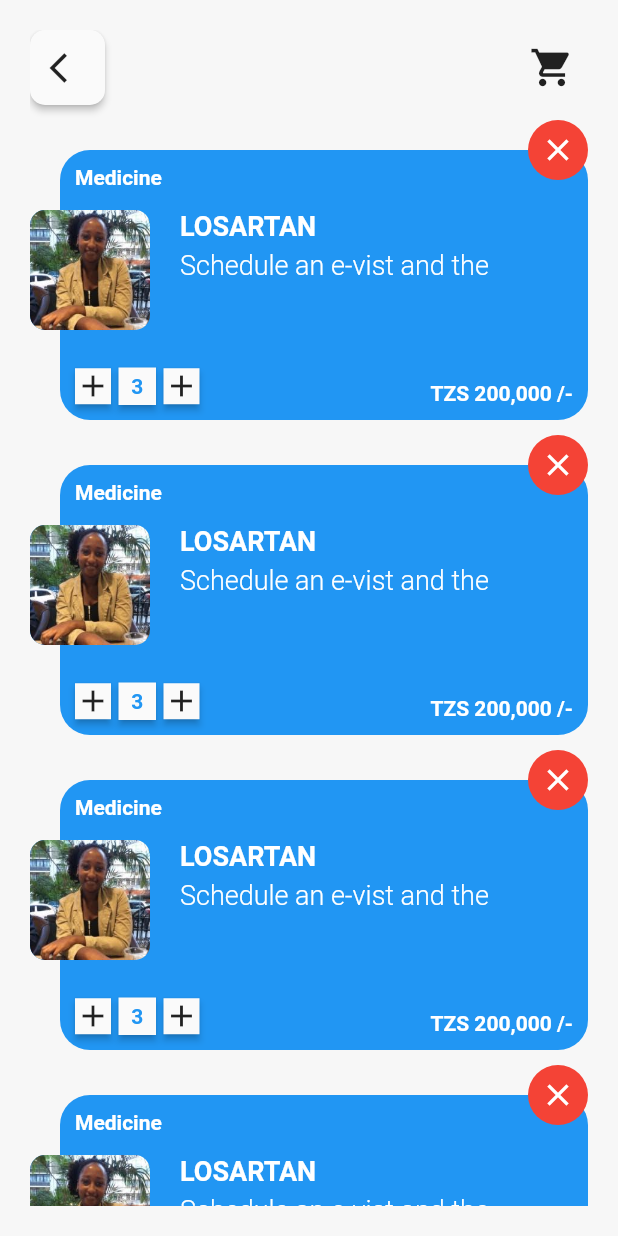
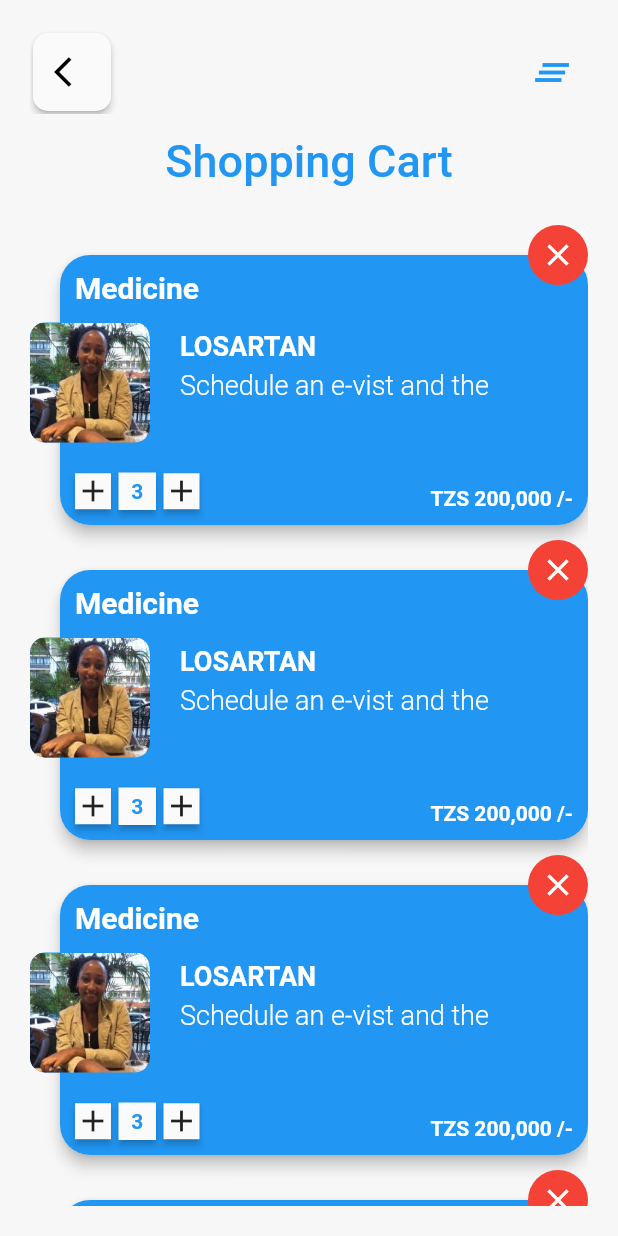
Before and after one commit to qlicue-digital-agency-ltd/cloud_9_client, a Flutter app: the CartPage screen opened directly, on a phone screen of 412 x 824 dp. Run offline on Flutter 3.47's test engine with Material 2 defaults, Android fonts, the phone set to English and light mode, and no system bars.

Commit message:
card card design

```diff
--- a/lib/components/card/cart_card.dart
+++ b/lib/components/card/cart_card.dart
@@ -8,14 +8,19 @@ class CartCard extends StatelessWidget {
         children: <Widget>[
           Container(
             margin: EdgeInsets.only(top: 20, left: 20),
+            child: Material(
+              elevation: 4,
+              borderRadius: BorderRadius.circular(20),
+              child: Container(
                 padding: EdgeInsets.all(20),
                 decoration: BoxDecoration(
-                color: Colors.blue, borderRadius: BorderRadius.circular(20)),
+                    color: Colors.blue,
+                    borderRadius: BorderRadius.circular(20)),
                 height: 180,
                 child: Row(children: <Widget>[
                   Expanded(
                     child: Padding(
-                  padding: const EdgeInsets.only(left: 60, top: 20),
+                      padding: const EdgeInsets.only(left: 60, top: 30),
                       child: Column(
                         crossAxisAlignment: CrossAxisAlignment.start,
                         children: <Widget>[
@@ -42,6 +47,8 @@ class CartCard extends StatelessWidget {
                   ),
                 ]),
               ),
+            ),
+          ),
           Positioned(
             right: 0,
             child: CircleAvatar(
@@ -56,7 +63,7 @@ class CartCard extends StatelessWidget {
             ),
           ),
           Positioned(
-            top: 60,
+            top: 65,
             child: Container(
               height: 80,
               width: 80,
@@ -73,7 +80,7 @@ class CartCard extends StatelessWidget {
               child: Text(
                 'Medicine',
                 style:
-                    TextStyle(color: Colors.white, fontWeight: FontWeight.bold),
+                    TextStyle(color: Colors.white, fontWeight: FontWeight.bold, fontSize: 20),
               )),
           Positioned(
               bottom: 10,
--- a/lib/screens/cart_screen.dart
+++ b/lib/screens/cart_screen.dart
@@ -9,32 +9,48 @@ class CartScreen extends StatelessWidget {
         padding: EdgeInsets.all(20),
         child: CustomScrollView(
           slivers: <Widget>[
-            SliverList(
-                delegate: SliverChildListDelegate([
-              Row(children: <Widget>[
-                Material(
-                  elevation: 2,
-                  borderRadius: BorderRadius.all(Radius.circular(10)),
-                  child: Container(
-                    height: 50,
-                    width: 50,
-                    child: IconButton(
-                        icon: Icon(Icons.arrow_back_ios),
-                        onPressed: () {
-                          Navigator.pop(context);
-                        }),
+            SliverAppBar(
+              elevation: 0,
+               expandedHeight: 120.0,
+              backgroundColor: Colors.transparent,
+              leading: InkWell(
+                onTap: () {
+                  Navigator.pop(context);
+                },
+                child: Padding(
+                  padding: const EdgeInsets.all(2.0),
+                  child: Material(
+                    elevation: 2,
+                    borderRadius: BorderRadius.all(Radius.circular(10)),
+                    child: Container(
+                      child: Icon(
+                        Icons.arrow_back_ios,
+                        color: Colors.black,
+                      ),
+                    ),
                   ),
                 ),
-                Spacer(),
+              ),
+              actions: <Widget>[
                 IconButton(
                   icon: Icon(
-                    Icons.shopping_cart,
+                    Icons.clear_all,
+                    color: Colors.blue,
                     size: 30,
                   ),
                   onPressed: () {},
                 )
-              ]),
-            ])),
+              ],
+              pinned: true,
+              flexibleSpace: FlexibleSpaceBar(
+                collapseMode: CollapseMode.pin,
+                centerTitle: true,
+                title: Text(
+                  'Shopping Cart',
+                  style: TextStyle(color: Colors.blue),
+                ),
+              ),
+            ),
             SliverList(
               delegate: SliverChildBuilderDelegate((context, index) {
                 return Padding(
```
Also changed, not shown: lib/screens/product_screen.dart (+39 -23 lines). Lines whose indentation alone changed are shown as unchanged.
